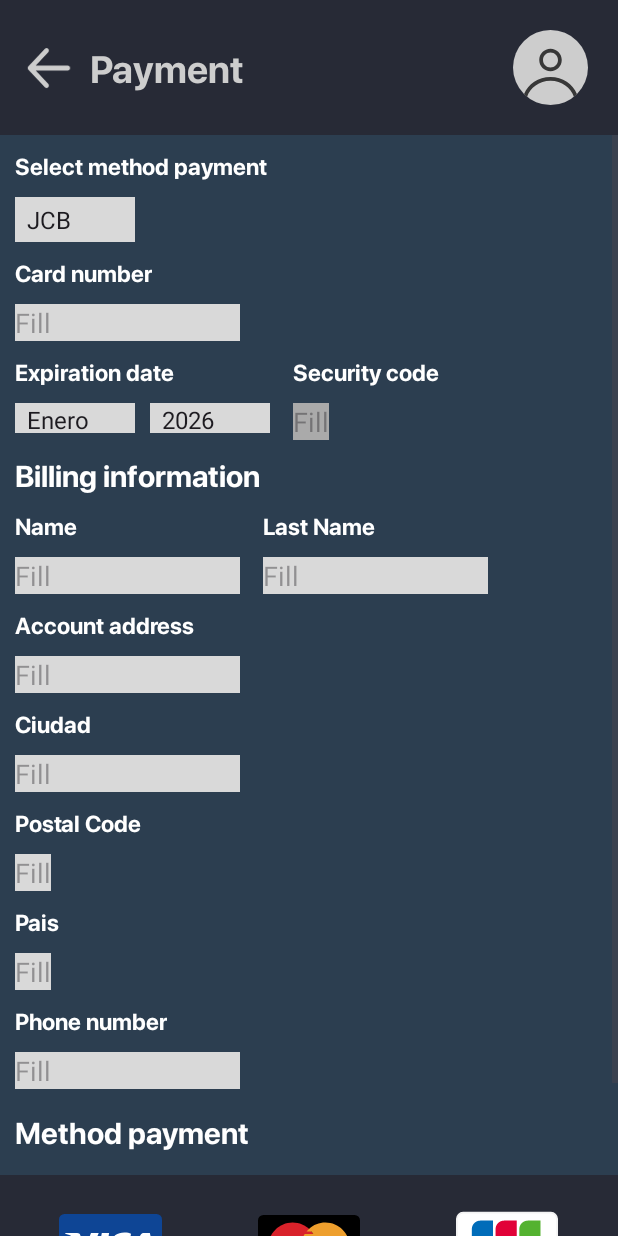
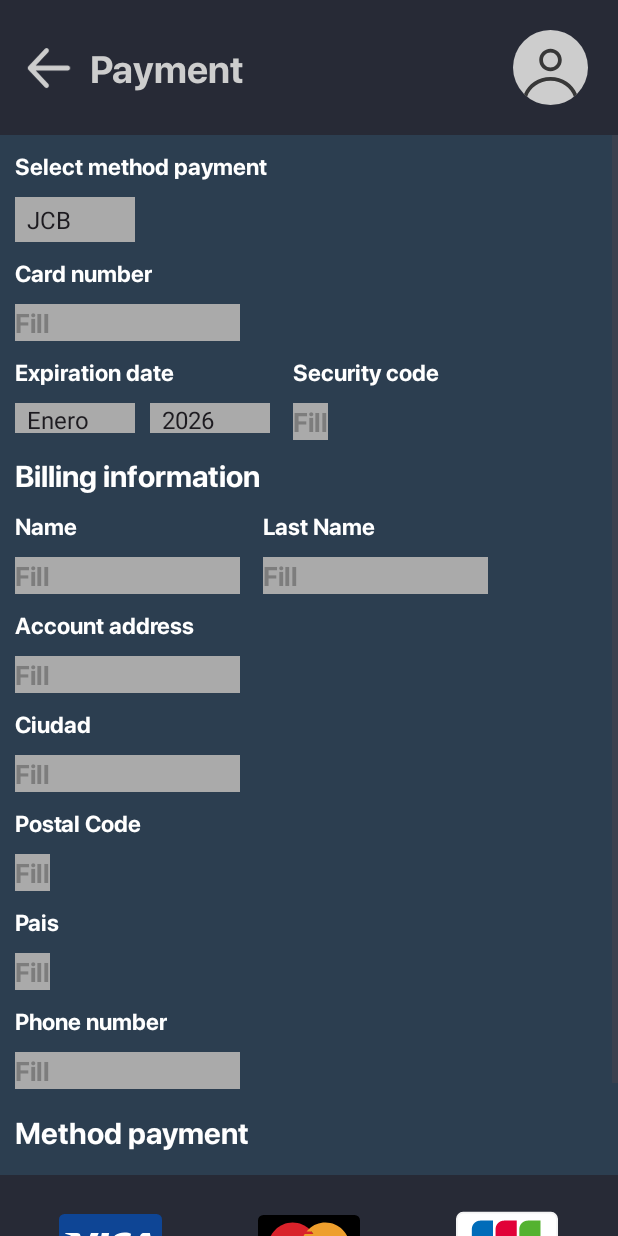
Before and after one commit to Abner0810/Ponchos_Rojos, an Android app: the PagarActivity screen opened directly, with no data from a screen before it, on a phone screen of 412 x 824 dp. Run offline under Robolectric (Android 15) with nearby library versions, the phone set to English and light mode, and no system bars.

Commit message:
cambios esteticos

```diff
--- a/app/src/main/res/layout/activity_pagar.xml
+++ b/app/src/main/res/layout/activity_pagar.xml
@@ -89,8 +89,7 @@
                 android:layout_width="80dp"
                 android:layout_height="30dp"
                 android:layout_margin="10dp"
-                android:background="@color/gris_claro"
-                android:textColor="@color/grayBlue"
+                android:background="@android:color/darker_gray"                android:textColor="@color/grayBlue"
                 app:layout_constraintStart_toStartOf="@id/info_payment_container"
                 app:layout_constraintTop_toBottomOf="@id/selecmetodo_pago"
                 />
@@ -114,9 +113,11 @@
                 android:layout_margin="10dp"
                 android:minWidth="150dp"
                 android:textColor="@color/grayBlue"
-                android:background="@color/gris_claro"
+                android:background="@android:color/darker_gray"
+                android:fontFamily="@font/sf_pro_bold"
                 android:inputType="number"
                 android:hint="@string/hint_rellenar"
+                android:textColorHint="@color/gray"
                 app:layout_constraintStart_toStartOf="@id/info_payment_container"
                 app:layout_constraintTop_toBottomOf="@id/Nro_tarjeta" />
 
@@ -149,8 +150,7 @@
                 android:layout_width="80dp"
                 android:layout_height="20dp"
                 android:layout_margin="10dp"
-                android:background="@color/gris_claro"
-                app:layout_constraintStart_toStartOf="@id/info_payment_container"
+                android:background="@android:color/darker_gray"                app:layout_constraintStart_toStartOf="@id/info_payment_container"
                 app:layout_constraintTop_toBottomOf="@id/Fecha_expiracion" />
 
             <Spinner
@@ -158,8 +158,7 @@
                 android:layout_width="80dp"
                 android:layout_height="20dp"
                 android:layout_margin="10dp"
-                android:background="@color/gris_claro"
-                app:layout_constraintStart_toEndOf="@id/fechaMes"
+                android:background="@android:color/darker_gray"                app:layout_constraintStart_toEndOf="@id/fechaMes"
                 app:layout_constraintTop_toBottomOf="@id/Fecha_expiracion" />
 
             <EditText
@@ -169,11 +168,12 @@
                 android:layout_marginTop="10dp"
                 android:layout_marginStart="15dp"
                 android:textColor="@color/grayBlue"
+                android:fontFamily="@font/sf_pro_bold"
+                android:textColorHint="@color/gray"
                 android:background="@android:color/darker_gray"                android:hint="@string/hint_rellenar"
                 android:inputType="number"
                 app:layout_constraintStart_toEndOf="@id/fechaAnio"
                 app:layout_constraintTop_toBottomOf="@id/Cdg_seguridad" />
-
             <TextView
                 android:id="@+id/factura"
                 android:layout_width="wrap_content"
@@ -204,8 +204,10 @@
                 android:layout_height="wrap_content"
                 android:layout_marginTop="10dp"
                 android:layout_marginStart="10dp"
-                android:background="@color/gris_claro"
+                android:background="@android:color/darker_gray"
+                android:fontFamily="@font/sf_pro_bold"
                 android:textColor="@color/grayBlue"
+                android:textColorHint="@color/gray"
                 android:minWidth="150dp"
                 android:maxWidth="150dp"
                 android:hint="@string/hint_rellenar"
@@ -233,8 +235,9 @@
                 android:layout_marginStart="15dp"
                 android:minWidth="150dp"
                 android:maxWidth="150dp"
-                android:background="@color/gris_claro"
-                android:textColor="@color/grayBlue"
+                android:textColorHint="@color/gray"
+                android:fontFamily="@font/sf_pro_bold"
+                android:background="@android:color/darker_gray"                android:textColor="@color/grayBlue"
                 android:hint="@string/hint_rellenar"
                 android:inputType="textPersonName|textCapWords"
                 app:layout_constraintStart_toEndOf="@id/rellenar_nombre"
@@ -258,8 +261,10 @@
                 android:layout_width="wrap_content"
                 android:layout_height="wrap_content"
                 android:layout_margin="10dp"
-                android:background="@color/gris_claro"
+                android:background="@android:color/darker_gray"
+                android:fontFamily="@font/sf_pro_bold"
                 android:minWidth="150dp"
+                android:textColorHint="@color/gray"
                 android:hint="@string/hint_rellenar"
                 android:inputType="textEmailAddress"
                 android:textColor="@color/grayBlue"
@@ -283,9 +288,10 @@
                 android:layout_width="wrap_content"
                 android:layout_height="wrap_content"
                 android:layout_margin="10dp"
-                android:background="@color/gris_claro"
-                android:minWidth="150dp"
+                android:background="@android:color/darker_gray"                android:minWidth="150dp"
                 android:hint="@string/hint_rellenar"
+                android:fontFamily="@font/sf_pro_bold"
+                android:textColorHint="@color/gray"
                 android:inputType="textPersonName"
                 android:textColor="@color/grayBlue"
                 app:layout_constraintStart_toStartOf="@id/info_payment_container"
@@ -308,9 +314,10 @@
                 android:layout_width="wrap_content"
                 android:layout_height="wrap_content"
                 android:layout_margin="10dp"
-                android:background="@color/gris_claro"
-                android:hint="@string/hint_rellenar"
+                android:background="@android:color/darker_gray"                android:hint="@string/hint_rellenar"
                 android:inputType="number"
+                android:fontFamily="@font/sf_pro_bold"
+                android:textColorHint="@color/gray"
                 android:textColor="@color/grayBlue"
                 app:layout_constraintStart_toStartOf="@id/info_payment_container"
                 app:layout_constraintTop_toBottomOf="@id/codigo_postal" />
@@ -323,6 +330,7 @@
                 android:text="@string/pais_title"
                 android:textColor="@color/white"
                 android:fontFamily="@font/sf_pro_bold"
+                android:textColorHint="@color/gray"
                 android:textSize="15sp"
                 app:layout_constraintStart_toStartOf="@id/info_payment_container"
                 app:layout_constraintTop_toBottomOf="@id/rellenar_codigo_postal" />
@@ -332,9 +340,10 @@
                 android:layout_width="wrap_content"
                 android:layout_height="wrap_content"
                 android:layout_margin="10dp"
-                android:background="@color/gris_claro"
-                android:hint="@string/hint_rellenar"
+                android:background="@android:color/darker_gray"                android:hint="@string/hint_rellenar"
                 android:inputType="textCapWords"
+                android:fontFamily="@font/sf_pro_bold"
+                android:textColorHint="@color/gray"
                 android:textColor="@color/grayBlue"
                 app:layout_constraintStart_toStartOf="@id/info_payment_container"
                 app:layout_constraintTop_toBottomOf="@id/Pais_text" />
@@ -356,10 +365,11 @@
                 android:layout_width="wrap_content"
                 android:layout_height="wrap_content"
                 android:layout_margin="10dp"
-                android:background="@color/gris_claro"
-                android:minWidth="150dp"
+                android:background="@android:color/darker_gray"                android:minWidth="150dp"
                 android:inputType="text"
                 android:hint="@string/hint_rellenar"
+                android:fontFamily="@font/sf_pro_bold"
+                android:textColorHint="@color/gray"
                 android:textColor="@color/grayBlue"
                 app:layout_constraintStart_toStartOf="@id/info_payment_container"
                 app:layout_constraintTop_toBottomOf="@id/celular_text" />
--- a/app/src/main/res/values/strings.xml
+++ b/app/src/main/res/values/strings.xml
@@ -126,6 +126,7 @@
     <string name="seleccionar_metodo_de_pago_title">Select method payment</string>
     <string name="numero_de_tarjeta_title">Card number</string>
     <string name="hint_rellenar">Fill</string>
+    <string name="code_security_hint">123</string>
     <string name="fecha_de_expiracion_title">Expiration date</string>
     <string name="codigo_de_seguridad_title">Security code</string>
     <string name="informacion_factura">Billing information</string>
```
Also changed, not shown: app/src/main/AndroidManifest.xml (+13 -7 lines), app/src/main/res/layout/activity_editar_perfil.xml (+18 -2 lines), app/src/main/res/layout/activity_login.xml (+57 -46 lines), app/src/main/res/layout/activity_main_perfil.xml (+23 -8 lines).
